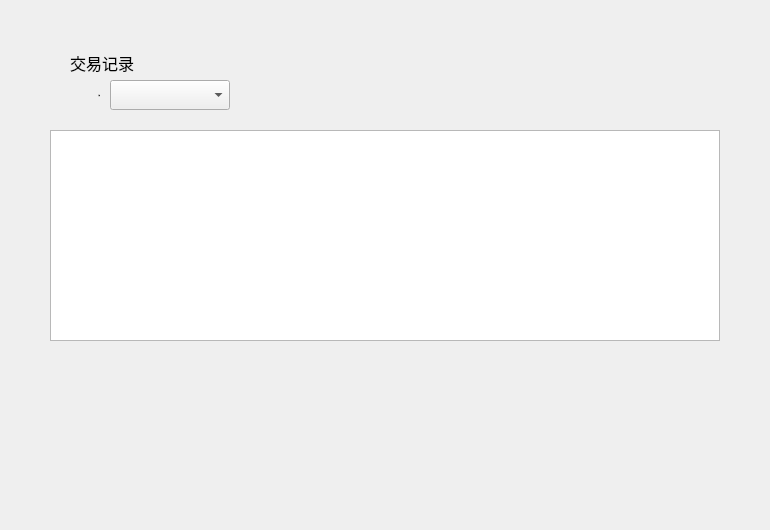
The window that transfer/transferrecordwidget.ui (HcashOrg/hx-indicator) describes before a commit, drawn with Qt 5.
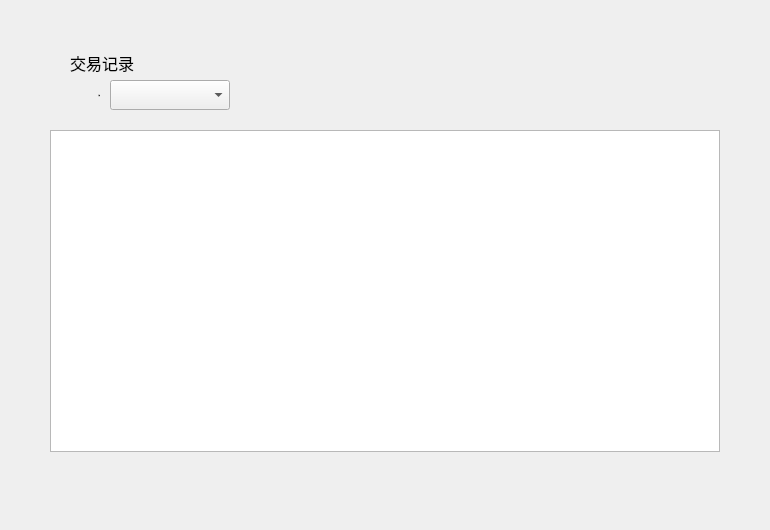
The same window after the commit.

```diff
--- a/transfer/transferrecordwidget.ui
+++ b/transfer/transferrecordwidget.ui
@@ -19,7 +19,7 @@
      <x>50</x>
      <y>130</y>
      <width>670</width>
-     <height>211</height>
+     <height>322</height>
     </rect>
    </property>
    <property name="showGrid">
@@ -176,7 +176,7 @@
    <property name="geometry">
     <rect>
      <x>0</x>
-     <y>350</y>
+     <y>477</y>
      <width>770</width>
      <height>41</height>
     </rect>
```
